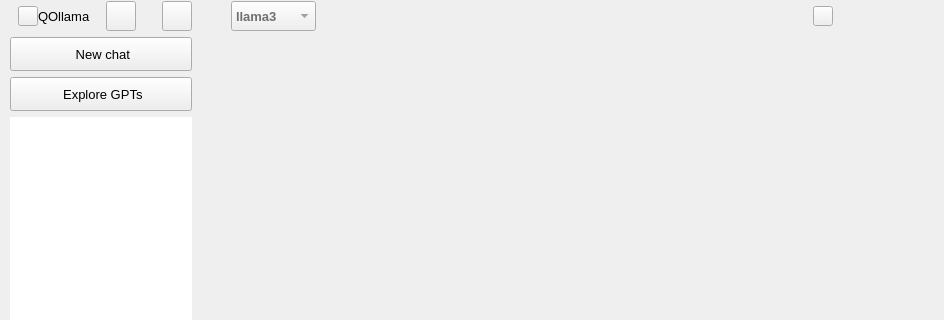
farleyrunkel/qollama, file forms/mainwindow.ui: the form before one commit; both pictures show x 0 to 944 and y 0 to 320 of the 944 by 592 pixel window.
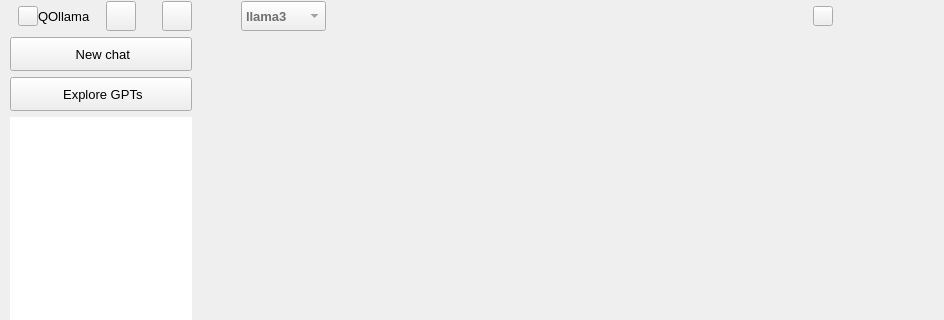
The form after the commit. Icons and pictures are not drawn. Custom widgets are drawn as their Qt base class.

```diff
--- a/forms/mainwindow.ui
+++ b/forms/mainwindow.ui
@@ -707,6 +707,22 @@
           <property name="spacing">
            <number>0</number>
           </property>
+          <item>
+           <spacer name="horizontalSpacer">
+            <property name="orientation">
+             <enum>Qt::Horizontal</enum>
+            </property>
+            <property name="sizeType">
+             <enum>QSizePolicy::Fixed</enum>
+            </property>
+            <property name="sizeHint" stdset="0">
+             <size>
+              <width>10</width>
+              <height>20</height>
+             </size>
+            </property>
+           </spacer>
+          </item>
           <item>
            <widget class="QPushButton" name="expandButton">
             <property name="sizePolicy">
```
